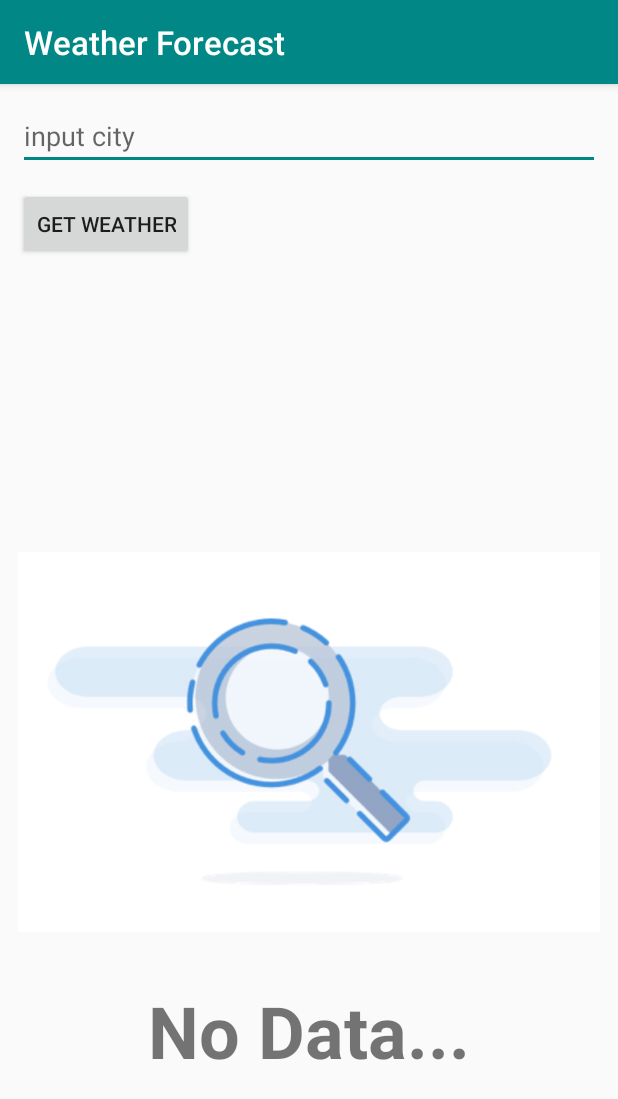
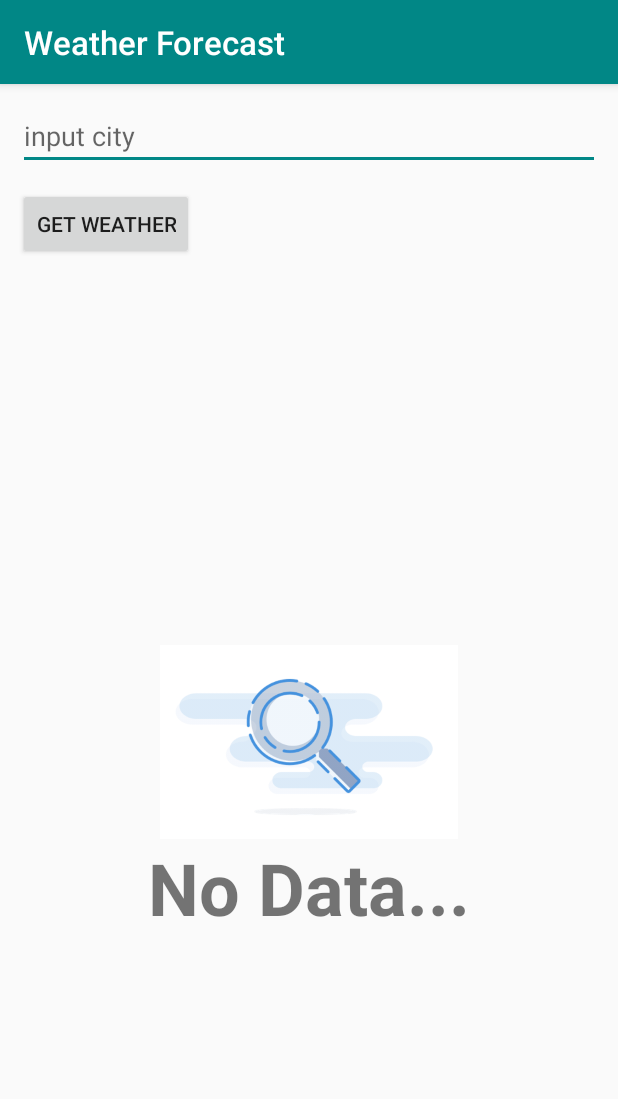
Before and after one commit to thaitujim-dev/nab_assignment, an Android app: the screen it shows after launch (WeatherActivity), on a phone screen of 412 x 824 dp. Shown: the top 1099 px of the screen. Run offline under Robolectric (Android 15) with nearby library versions, the phone set to English and light mode, and no system bars; our stand-ins replace Dagger/Hilt's generated code; pictures from the network do not load.

Commit message:
[feature] Support the disability to scale large text and support the disability to read out the text
-set content description for necessary view\
-set dimension in sp and dp for view and use contranst for support scale dimension for widget

Referencing User/Tech Stories or Bugs
feature #9.10

```diff
--- a/app/src/main/res/layout/activity_weather.xml
+++ b/app/src/main/res/layout/activity_weather.xml
@@ -10,6 +10,7 @@
         android:layout_width="match_parent"
         android:layout_height="wrap_content"
         android:hint="@string/input_city_hint"
+        android:contentDescription="@string/input_city_description"
         app:layout_constraintBottom_toTopOf="@+id/buttonSearch"
         app:layout_constraintLeft_toLeftOf="parent"
         app:layout_constraintRight_toRightOf="parent"
@@ -21,6 +22,7 @@
         android:layout_height="wrap_content"
         android:layout_marginTop="12dp"
         android:text="@string/get_weather"
+        android:contentDescription="@string/search_weather_description"
         app:layout_constraintLeft_toLeftOf="parent"
         app:layout_constraintTop_toBottomOf="@+id/inputCity" />
 
@@ -31,6 +33,7 @@
         android:layout_height="0dp"
         android:layout_marginTop="12dp"
         android:background="@color/white"
+        android:contentDescription="@string/the_forecast_list_description"
         app:layout_constraintBottom_toBottomOf="parent"
         app:layout_constraintTop_toBottomOf="@+id/buttonSearch" />
 
--- a/app/src/main/res/layout/layout_empty.xml
+++ b/app/src/main/res/layout/layout_empty.xml
@@ -6,9 +6,9 @@
 
     <ImageView
         android:id="@+id/emptyImage"
-        android:layout_width="match_parent"
-        android:layout_height="wrap_content"
-        android:contentDescription="@string/no_content_description"
+        android:layout_width="0dp"
+        android:layout_height="0dp"
+        android:contentDescription="@string/no_data_description"
         android:scaleType="fitCenter"
         android:src="@drawable/empty_search"
         android:visibility="visible"
@@ -16,6 +16,7 @@
         app:layout_constraintLeft_toLeftOf="parent"
         app:layout_constraintRight_toRightOf="parent"
         app:layout_constraintTop_toTopOf="parent"
+        app:layout_constraintDimensionRatio="H,3:1"
         app:layout_constraintVertical_chainStyle="packed" />
 
     <TextView
--- a/app/src/main/res/values/strings.xml
+++ b/app/src/main/res/values/strings.xml
@@ -3,7 +3,9 @@
     <string name="weather_screen_title">Weather Forecast</string>
     <string name="no_content_description">No content description.</string>
     <string name="get_weather">Get Weather</string>
+    <string name="search_weather_description">Search weather</string>
     <string name="input_city_hint">input city</string>
+    <string name="input_city_description">input city into text box</string>
     <string name="no_data_message">No Data...</string>
     <string name="failure_network_connection">No Network Connection.</string>
     <string name="failure_server_error">Server Error</string>
@@ -14,4 +16,7 @@
     <string name="forecast_pressure">Pressure: %1$s</string>
     <string name="forecast_humidity">Humidity: %1$s</string>
     <string name="forecast_description">Description: %1$s</string>
+    <string name="no_data_description">No data is returned</string>
+    <string name="the_forecast_list_description">The forecast list result</string>
+
 </resources>
```
Also changed, not shown: app/src/main/java/com/example/nnguyen_assignment/feature/retrieveweather/presentation/WeathersAdapter.kt (+27 -11 lines).
